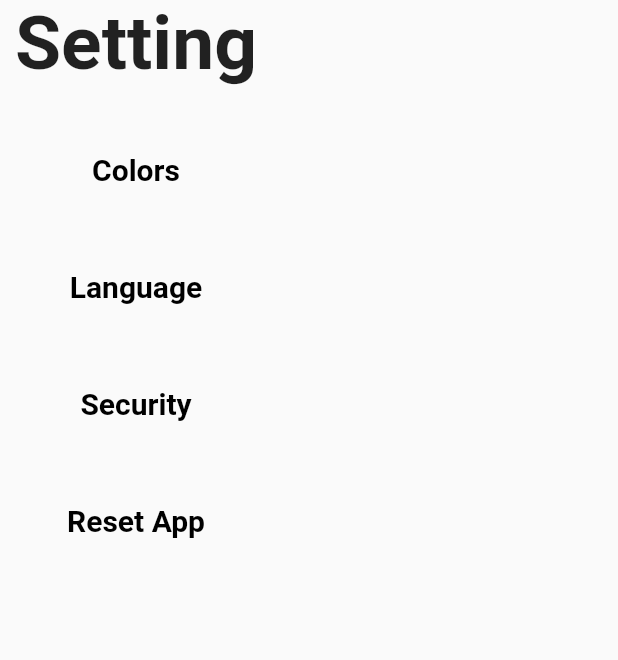
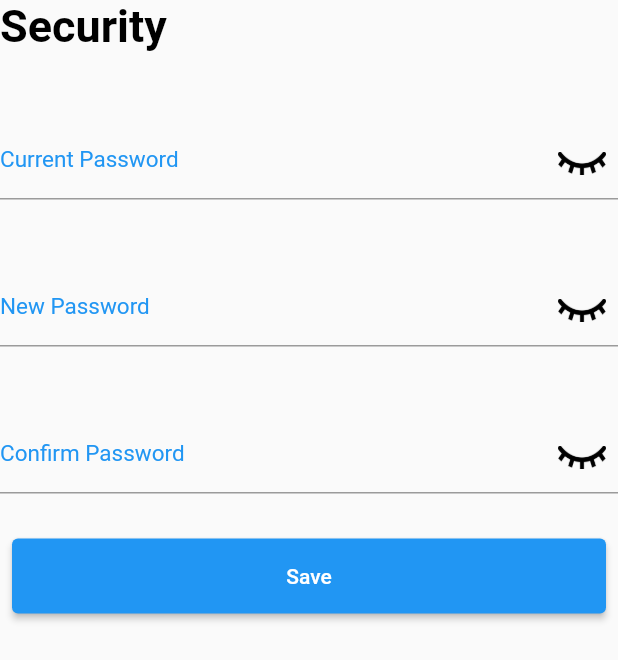
Before and after one commit to AungMyoThuOC/Finance, a Flutter app: the SettingPage screen opened by its route, after a tap on "Security", on a phone screen of 412 x 824 dp. Shown: the top 660 px of the screen. Run offline on Flutter 3.47's test engine with Material 2 defaults, Android fonts, the phone set to English and light mode, and no system bars; our stand-ins replace cloud_firestore, firebase_auth, firebase_core, flutter_easyloading, form_field_validator, shared_preferences; missing offline and left inert: dart:html; accounts and stored records are empty.

Commit message:
security

```diff
--- a/lib/main.dart
+++ b/lib/main.dart
@@ -9,6 +9,7 @@ import 'firebase_options.dart';
 import 'screen/get_start.dart';
 import 'homepage.dart';
 import 'screen/login.dart';
+import 'setting/security.dart';
 import 'tabbarPage/income.dart';
 import 'tabbarPage/outcome.dart';
 import 'package:flutter_easyloading/flutter_easyloading.dart';
@@ -45,6 +46,7 @@ class MyApp extends StatelessWidget {
         '/outcome': (context) => const OutcomePage(),
         '/setting': (context) => const SettingPage(),
         '/language': (context) => const LanguagePage(),
+        '/security': (context) => const SecurityPage(),
       },
       debugShowCheckedModeBanner: false,
       title: 'Finance',
--- a/lib/setting/security.dart
+++ b/lib/setting/security.dart
@@ -0,0 +1,183 @@
+import 'package:flutter/material.dart';
+
+class SecurityPage extends StatefulWidget {
+  const SecurityPage({Key? key}) : super(key: key);
+
+  @override
+  State<SecurityPage> createState() => _SecurityPageState();
+}
+
+class _SecurityPageState extends State<SecurityPage> {
+
+  TextEditingController currpass = TextEditingController();
+  TextEditingController newpass = TextEditingController();
+  TextEditingController confipass = TextEditingController();
+
+  // bool showpass = true;
+  bool currshowpass = true;
+  bool newshowpass = true;
+  bool confishowpass = true;
+  @override
+  Widget build(BuildContext context) {
+    return Scaffold(
+      body: Container(
+        child: Column(
+          crossAxisAlignment: CrossAxisAlignment.start,
+          children: [
+            const Text(
+              "Security",
+              style: TextStyle(
+                  fontWeight: FontWeight.bold,
+                  fontSize: 30,
+                  color: Colors.black),
+            ),
+            const SizedBox(
+              height: 50,
+            ),
+            Column(
+              children: [
+                TextFormField(
+                  keyboardType: TextInputType.visiblePassword,
+                  style: const TextStyle(color: Colors.blue, fontSize: 15),
+                  cursorColor: Colors.blue,
+                  controller: currpass,
+                  obscuringCharacter: "*",
+                  obscureText: currshowpass,
+                  decoration: InputDecoration(
+                    focusedBorder: const OutlineInputBorder(
+                        borderSide: BorderSide(color: Colors.blue)),
+                    // labelStyle: TextStyle(
+                    //   color: Colors.blue,
+                    // ),
+                    // labelText: "Email",
+                    hintText: "Current Password",
+                    hintStyle: const TextStyle(color: Colors.blue),
+                    suffixIcon: IconButton(
+                        onPressed: () {
+                          setState(() {
+                            currshowpass = !currshowpass;
+                          });
+                        },
+                        splashRadius: 5,
+                        icon: currshowpass
+                            ? const Image(
+                                image: AssetImage(
+                                  'images/hidepass.png'
+                                ),
+                              )
+                            : const Image(image: AssetImage(
+                              'images/showpass.png'
+                              )
+                            )
+                          ),
+                    prefixIconConstraints:
+                        const BoxConstraints(maxHeight: 10, minWidth: 20),
+                  ),
+                ),
+                const SizedBox(
+                  height: 50,
+                ),
+                TextFormField(
+                  keyboardType: TextInputType.visiblePassword,
+                  style: const TextStyle(color: Colors.blue, fontSize: 15),
+                  cursorColor: Colors.blue,
+                  controller: newpass,
+                  obscuringCharacter: "*",
+                  obscureText: newshowpass,
+                  decoration: InputDecoration(
+                    focusedBorder: const OutlineInputBorder(
+                      borderSide: BorderSide(color: Colors.blue),
+                    ),
+                    // labelStyle: TextStyle(
+                    //   color: Colors.blue,
+                    // ),
+                    // labelText: "Email",
+                    hintText: "New Password",
+                    hintStyle: const TextStyle(color: Colors.blue),
+                    suffixIcon: IconButton(
+                        onPressed: () {
+                          setState(() {
+                            newshowpass = !newshowpass;
+                          });
+                        },
+                        splashRadius: 5,
+                        icon: newshowpass
+                            ? const Image(
+                                image: AssetImage(
+                                  'images/hidepass.png'
+                                ),
+                              )
+                            : const Image(image: AssetImage(
+                              'images/showpass.png'
+                              )
+                            )
+                          ),
+                    prefixIconConstraints:
+                        const BoxConstraints(maxHeight: 10, minWidth: 20),
+                  ),
+                ),
+                const SizedBox(
+                  height: 50,
+                ),
+                TextFormField(
+                  keyboardType: TextInputType.visiblePassword,
+                  style: const TextStyle(color: Colors.blue, fontSize: 15),
+                  cursorColor: Colors.blue,
+                  controller: confipass,
+                  obscuringCharacter: "*",
+                  obscureText: confishowpass,
+                  decoration: InputDecoration(
+                      prefixIconConstraints:
+                          const BoxConstraints(maxHeight: 10, minWidth: 20),
+                      focusedBorder: const OutlineInputBorder(
+                          borderSide: BorderSide(color: Colors.blue)),
+                      // labelStyle: TextStyle(
+                      //   color: Colors.blue,
+                      // ),
+                      // labelText: "Email",
+                      hintText: "Confirm Password",
+                      hintStyle: const TextStyle(color: Colors.blue),
+                      suffixIcon: IconButton(
+                          onPressed: () {
+                            setState(() {
+                              confishowpass = !confishowpass;
+                            });
+                          },
+                          splashRadius: 5,
+                          icon: confishowpass
+                              ? const Image(
+                                  image: AssetImage(
+                                    'images/hidepass.png'
+                                  ),
+                                )
+                              : const Image(image: AssetImage(
+                                'images/showpass.png'
+                                )
+                              )
+                            )
+                          ),
+                ),
+                const SizedBox(
+                  height: 30,
+                ),
+                Padding(
+                  padding: const EdgeInsets.symmetric(horizontal: 8.0),
+                  child: Container(
+                    width: double.infinity,
+                    height: 50,
+                    child: ElevatedButton(
+                      onPressed: () {
+                        Navigator.pushNamed(context, '/home');
+                      },
+                      child: const Text("Save"),
+                    ),
+                  ),
+                )
+              ],
+            )
+          ],
+        ),
+      ),
+    );
+  }
+}
--- a/lib/setting/setting.dart
+++ b/lib/setting/setting.dart
@@ -11,13 +11,16 @@ class _SettingPageState extends State<SettingPage> {
   @override
   Widget build(BuildContext context) {
     return Scaffold(
+      appBar: AppBar(
+
+      ),
       body: Container(
         child: Padding(
-          padding: EdgeInsets.only(left: 10),
+          padding: const EdgeInsets.only(left: 10),
           child: Column(
             crossAxisAlignment: CrossAxisAlignment.center,
             children: [
-              Text(
+              const Text(
                 "Setting",
                 style: TextStyle(
                   fontWeight: FontWeight.bold,
@@ -29,7 +32,7 @@ class _SettingPageState extends State<SettingPage> {
               ),
               TextButton(
                   onPressed: () {},
-                  child: Text(
+                  child: const Text(
                     "Colors",
                     style: TextStyle(
                         fontWeight: FontWeight.bold,
@@ -43,7 +46,7 @@ class _SettingPageState extends State<SettingPage> {
                   onPressed: () {
                     Navigator.pushNamed(context, '/language');
                   },
-                  child: Text(
+                  child: const Text(
                     "Language",
                     style: TextStyle(
                         fontWeight: FontWeight.bold,
@@ -54,8 +57,10 @@ class _SettingPageState extends State<SettingPage> {
                 height: 30,
               ),
               TextButton(
-                  onPressed: () {},
-                  child: Text(
+                  onPressed: () {
+                    Navigator.pushNamed(context, '/security');
+                  },
+                  child: const Text(
                     "Security",
                     style: TextStyle(
                       fontWeight: FontWeight.bold,
@@ -68,7 +73,7 @@ class _SettingPageState extends State<SettingPage> {
               ),
               TextButton(
                   onPressed: () {},
-                  child: Text(
+                  child: const Text(
                     "Reset App",
                     style: TextStyle(
                       fontWeight: FontWeight.bold,
```
Also changed, not shown: images/hidepass.png (added), images/showpass.png (added), lib/setting/colors.dart (added).
